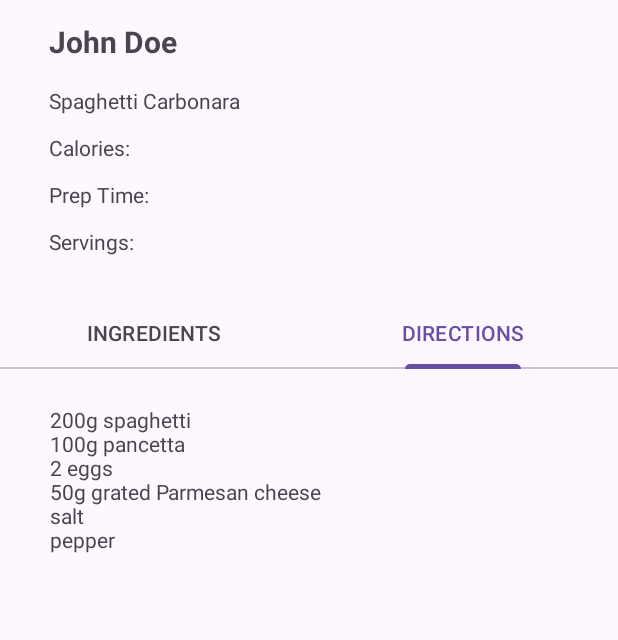
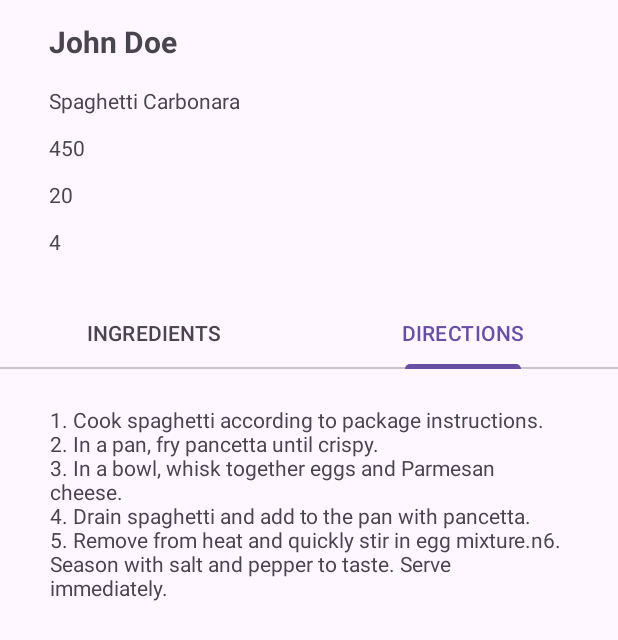
Before and after one commit to CS5520FeinbergSpring2024/team-project-group2, an Android app: the FullRecipeActivity screen opened directly, with no data from a screen before it, tab 2 chosen, on a phone screen of 412 x 824 dp. Shown: the top 640 px of the screen. Run offline under Robolectric (Android 15) with nearby library versions, the phone set to English and light mode, and no system bars.

Commit message:
test and fix full recipe page

```diff
--- a/app/src/main/java/edu/northeastern/recipeasy/activities/FullRecipeActivity.java
+++ b/app/src/main/java/edu/northeastern/recipeasy/activities/FullRecipeActivity.java
@@ -4,6 +4,7 @@
 
 import android.os.Bundle;
 import android.widget.TextView;
+import android.widget.Toast;
 
 import com.google.android.material.tabs.TabLayout;
 
@@ -47,17 +48,18 @@
         // TODO handle null values
         recipeNameTextView.setText(recipe.getDishName());
         authorTextView.setText(recipe.getAuthorName());
-        caloriesTextView.setText(recipe.getCalories());
-        prepTimeTextView.setText(recipe.getPrepTime());
-        servingsTextView.setText(recipe.getServings());
+        caloriesTextView.setText(recipe.getCalories().toString());
+        prepTimeTextView.setText(recipe.getPrepTime().toString());
+        servingsTextView.setText(recipe.getServings().toString());
         longContextTextView.setText(recipe.getIngredients());
 
         tabs.addOnTabSelectedListener(new TabLayout.OnTabSelectedListener() {
             @Override
             public void onTabSelected(TabLayout.Tab tab) {
-                if (tab.getId() == R.id.incredientsTabId) {
+                int position = tab.getPosition();
+                if (position == 0) {
                     longContextTextView.setText(recipe.getIngredients());
-                } else if (tab.getId() == R.id.directionsTabId) {
+                } else if (position == 1) {
                     longContextTextView.setText(recipe.getSteps());
                 }
             }
--- a/app/src/main/res/layout/activity_full_recipe.xml
+++ b/app/src/main/res/layout/activity_full_recipe.xml
@@ -33,7 +33,7 @@
         app:layout_constraintVertical_bias="1.0">
 
         <com.google.android.material.tabs.TabItem
-            android:id="@+id/incredientsTabId"
+            android:id="@+id/ingredientsTabId"
             android:layout_width="wrap_content"
             android:layout_height="wrap_content"
             android:text="@string/ingredientsLabel" />
```
Also changed, not shown: app/src/main/java/edu/northeastern/recipeasy/activities/HomePage.java (+9 -1 lines), app/src/main/res/layout/activity_home_page.xml (+17 -3 lines).
